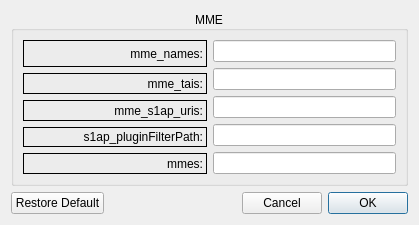
This is LTEsimGeneratorGUI/Ui/DataForms/mmeform.ui in moniss23/junit4 as Qt 5 draws it before an edit. The edited form follows.
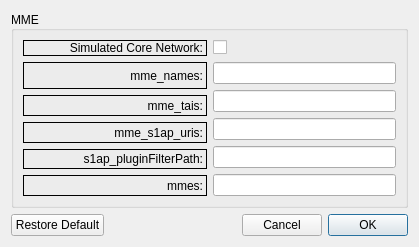
This is the edited form.

Patch:
```diff
--- a/LTEsimGeneratorGUI/Ui/DataForms/mmeform.ui
+++ b/LTEsimGeneratorGUI/Ui/DataForms/mmeform.ui
@@ -7,7 +7,7 @@
     <x>0</x>
     <y>0</y>
     <width>419</width>
-    <height>213</height>
+    <height>229</height>
    </rect>
   </property>
   <property name="windowTitle">
@@ -28,10 +28,10 @@
         <string>MME</string>
        </property>
        <property name="alignment">
-        <set>Qt::AlignCenter</set>
+        <set>Qt::AlignLeading|Qt::AlignLeft|Qt::AlignVCenter</set>
        </property>
        <layout class="QGridLayout" name="gridLayout">
-        <item row="0" column="0">
+        <item row="3" column="0">
          <layout class="QHBoxLayout" name="horizontalLayout">
           <item>
            <layout class="QVBoxLayout" name="verticalLayout_2">
@@ -160,6 +160,33 @@
           </item>
          </layout>
         </item>
+        <item row="1" column="0">
+         <layout class="QHBoxLayout" name="horizontalLayout_2">
+          <item>
+           <widget class="QLabel" name="lblMmes_2">
+            <property name="frameShape">
+             <enum>QFrame::Box</enum>
+            </property>
+            <property name="text">
+             <string>Simulated Core Network:</string>
+            </property>
+            <property name="textFormat">
+             <enum>Qt::AutoText</enum>
+            </property>
+            <property name="alignment">
+             <set>Qt::AlignRight|Qt::AlignTrailing|Qt::AlignVCenter</set>
+            </property>
+           </widget>
+          </item>
+          <item>
+           <widget class="QCheckBox" name="checkBox">
+            <property name="text">
+             <string/>
+            </property>
+           </widget>
+          </item>
+         </layout>
+        </item>
        </layout>
       </widget>
      </item>
```
